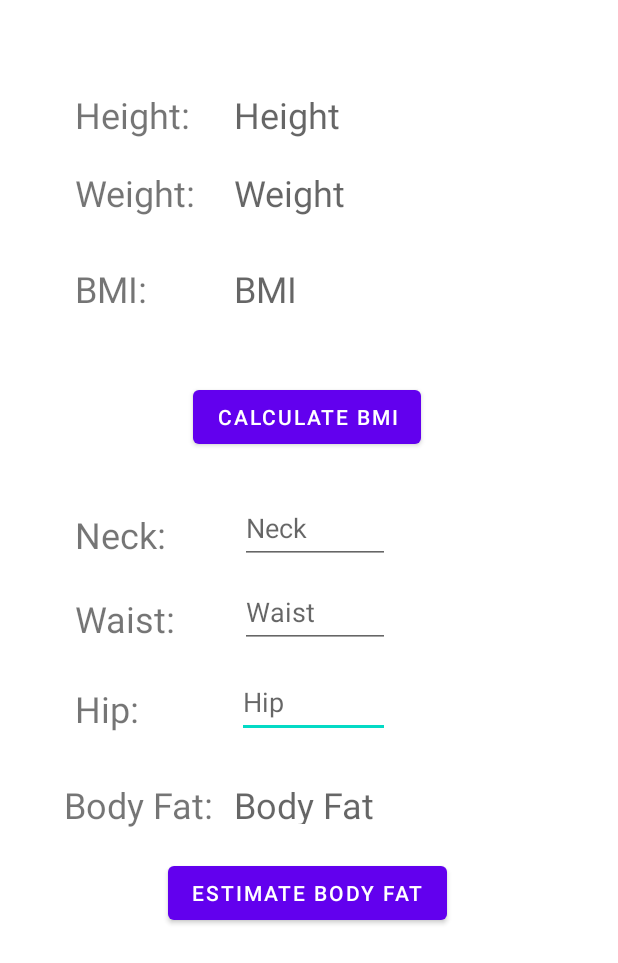
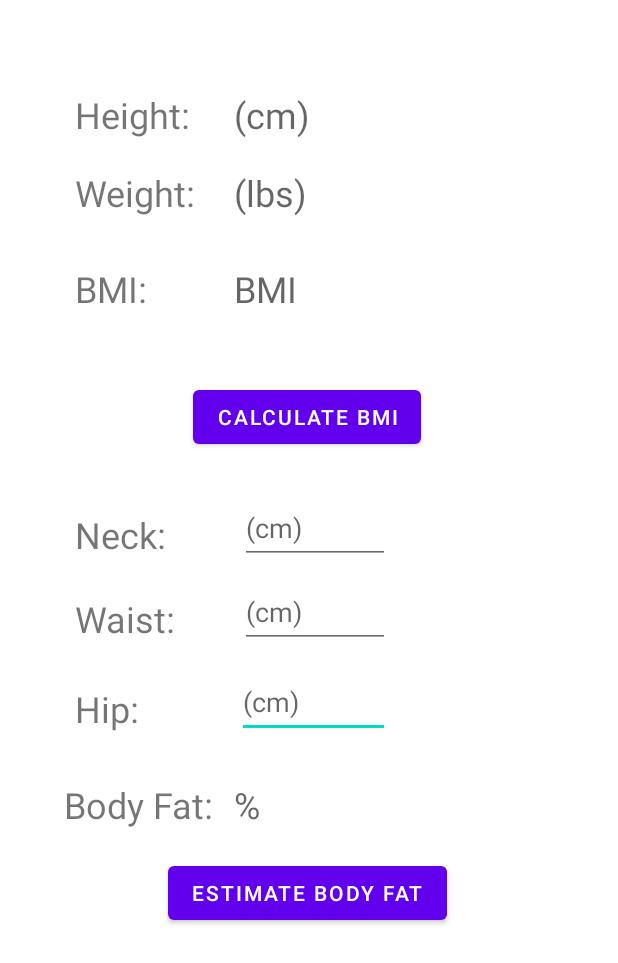
Before and after one commit to CS5520-A-STAR/A-STAR-Fitness, an Android app: the layout activity_body.xml on its own in the app's theme, with its tools: preview values and no code run, on a phone screen of 412 x 824 dp. Shown: the top 963 px of the screen. Run offline under Robolectric (Android 15) with nearby library versions, the phone set to English and light mode, and no system bars.

Commit message:
Added hint for measurement units used in body calculator.

```diff
--- a/app/src/main/res/layout-land/activity_body.xml
+++ b/app/src/main/res/layout-land/activity_body.xml
@@ -13,7 +13,7 @@
         android:layout_marginTop="36dp"
         android:layout_marginEnd="60dp"
         android:ems="10"
-        android:hint="Neck"
+        android:hint="(cm)"
         android:inputType="number"
         app:layout_constraintEnd_toEndOf="parent"
         app:layout_constraintTop_toTopOf="parent" />
@@ -46,7 +46,7 @@
         android:layout_marginTop="8dp"
         android:layout_marginEnd="60dp"
         android:ems="10"
-        android:hint="Hip"
+        android:hint="(cm)"
         android:inputType="number"
         app:layout_constraintEnd_toEndOf="parent"
         app:layout_constraintTop_toBottomOf="@+id/waistInput" />
@@ -80,7 +80,7 @@
         android:layout_marginTop="4dp"
         android:layout_marginEnd="64dp"
         android:ems="10"
-        android:hint="Waist"
+        android:hint="(cm)"
         android:inputType="number"
         app:layout_constraintEnd_toEndOf="parent"
         app:layout_constraintTop_toBottomOf="@+id/neckInput" />
@@ -102,7 +102,7 @@
         android:layout_height="29dp"
         android:layout_marginTop="8dp"
         android:layout_marginEnd="64dp"
-        android:hint="Body Fat"
+        android:hint="%"
         android:textSize="24sp"
         app:layout_constraintEnd_toEndOf="parent"
         app:layout_constraintTop_toBottomOf="@+id/hipInput" />
@@ -126,7 +126,7 @@
         android:layout_height="37dp"
         android:layout_marginStart="152dp"
         android:layout_marginTop="48dp"
-        android:hint="Height"
+        android:hint="(cm)"
         android:textSize="24sp"
         app:layout_constraintStart_toStartOf="parent"
         app:layout_constraintTop_toTopOf="parent" />
@@ -160,7 +160,7 @@
         android:layout_height="36dp"
         android:layout_marginStart="152dp"
         android:layout_marginTop="100dp"
-        android:hint="Weight"
+        android:hint="(lbs)"
         android:textSize="24sp"
         app:layout_constraintStart_toStartOf="parent"
         app:layout_constraintTop_toTopOf="parent" />
--- a/app/src/main/res/layout/activity_body.xml
+++ b/app/src/main/res/layout/activity_body.xml
@@ -12,7 +12,7 @@
         android:layout_height="29dp"
         android:layout_marginStart="156dp"
         android:layout_marginTop="28dp"
-        android:hint="Body Fat"
+        android:hint="%"
         android:textSize="24sp"
         app:layout_constraintStart_toStartOf="parent"
         app:layout_constraintTop_toBottomOf="@+id/hipInput" />
@@ -38,7 +38,7 @@
         android:layout_marginTop="12dp"
         android:layout_marginEnd="152dp"
         android:ems="10"
-        android:hint="Hip"
+        android:hint="(cm)"
         android:inputType="number"
         app:layout_constraintEnd_toEndOf="parent"
         app:layout_constraintTop_toBottomOf="@+id/waistInput" />
@@ -64,7 +64,7 @@
         android:layout_marginTop="8dp"
         android:layout_marginEnd="152dp"
         android:ems="10"
-        android:hint="Waist"
+        android:hint="(cm)"
         android:inputType="number"
         app:layout_constraintEnd_toEndOf="parent"
         app:layout_constraintTop_toBottomOf="@+id/neckInput" />
@@ -143,7 +143,7 @@
         android:layout_marginTop="116dp"
         android:layout_marginEnd="152dp"
         android:ems="10"
-        android:hint="Neck"
+        android:hint="(cm)"
         android:inputType="number"
         app:layout_constraintEnd_toEndOf="parent"
         app:layout_constraintTop_toBottomOf="@+id/bmiView" />
@@ -155,7 +155,7 @@
         android:layout_marginStart="156dp"
         android:layout_marginTop="60dp"
         android:layout_marginBottom="427dp"
-        android:hint="Height"
+        android:hint="(cm)"
         android:textSize="24sp"
         app:layout_constraintBottom_toTopOf="@+id/bodyFatButton"
         app:layout_constraintStart_toStartOf="parent"
@@ -168,7 +168,7 @@
         android:layout_height="36dp"
         android:layout_marginStart="156dp"
         android:layout_marginTop="112dp"
-        android:hint="Weight"
+        android:hint="(lbs)"
         android:textSize="24sp"
         app:layout_constraintStart_toStartOf="parent"
         app:layout_constraintTop_toTopOf="parent" />
```
